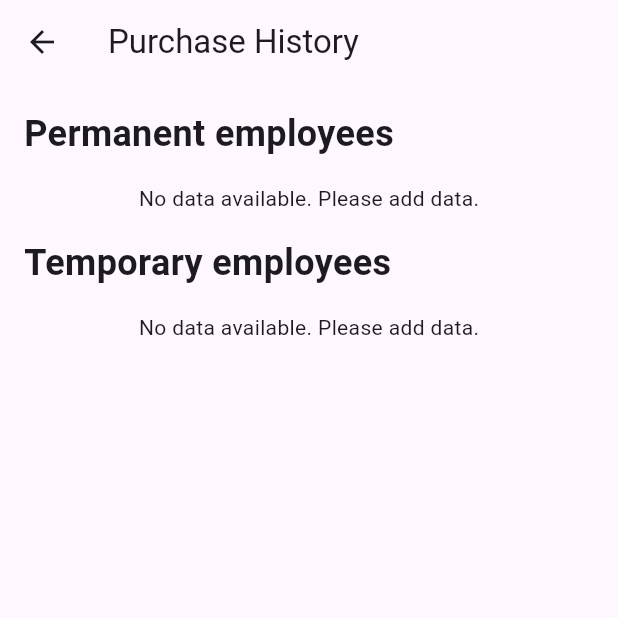
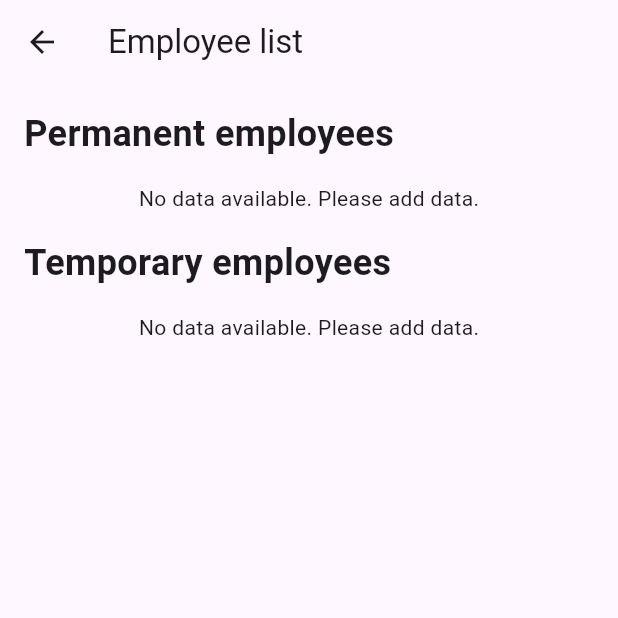
Before and after one commit to kpsbathla16624/PPPI, a Flutter app: the ViewEMPScreen screen opened directly, on a phone screen of 412 x 824 dp, the top half of it. Run offline on Flutter 3.47's test engine with Material 3 defaults, Android fonts, the phone set to English and light mode, and no system bars; our stand-ins replace cloud_firestore, firebase_auth, firebase_core, syncfusion_flutter_charts; accounts and stored records are empty.

Commit message:
emp list

```diff
--- a/lib/employee/view_emp.dart
+++ b/lib/employee/view_emp.dart
@@ -21,9 +21,9 @@ class _ViewEMPScreenState extends State<ViewEMPScreen> {
   Future<void> _loadDataFromFirestore() async {
     try {
       final permanentEMP =
-          await FirebaseFirestore.instance.collection('purchase-pp').get();
+          await FirebaseFirestore.instance.collection('emp').get();
       final temporaryEMP =
-          await FirebaseFirestore.instance.collection('purchase-LD').get();
+          await FirebaseFirestore.instance.collection('emp').get();
 
       setState(() {
         PermanentEMP = permanentEMP.docs
@@ -123,7 +123,7 @@ class _ViewEMPScreenState extends State<ViewEMPScreen> {
   Widget build(BuildContext context) {
     return Scaffold(
       appBar: AppBar(
-        title: Text('Purchase History'),
+        title: Text('Employee list'),
       ),
       body: SingleChildScrollView(
         scrollDirection: Axis.vertical,
```
